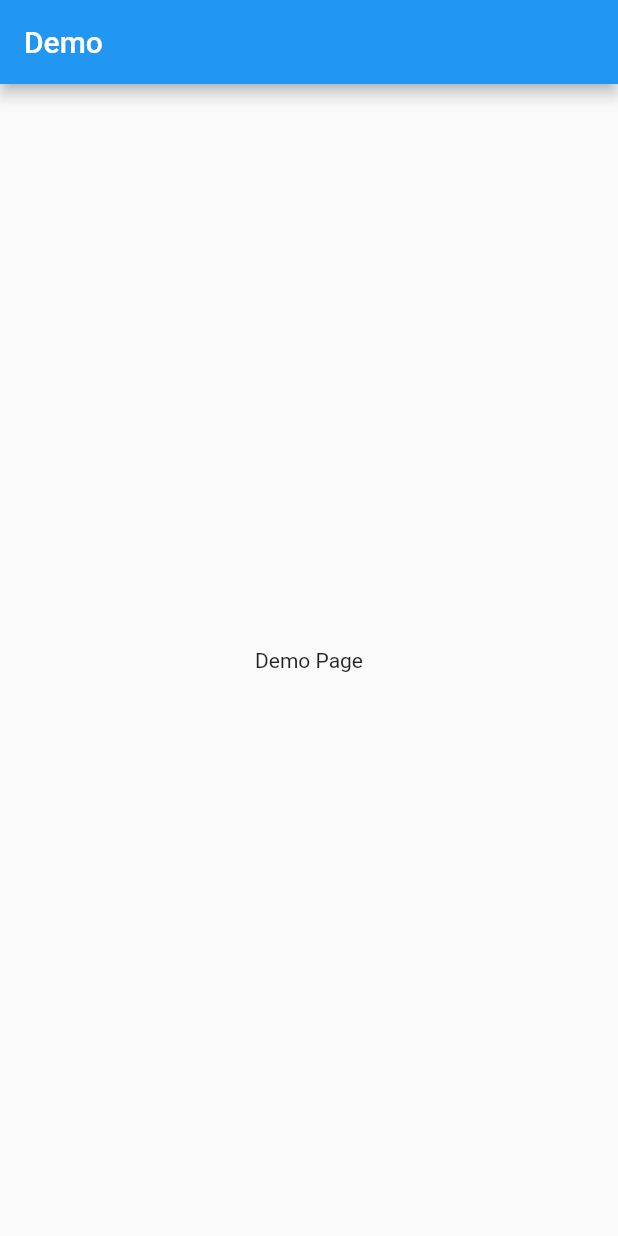
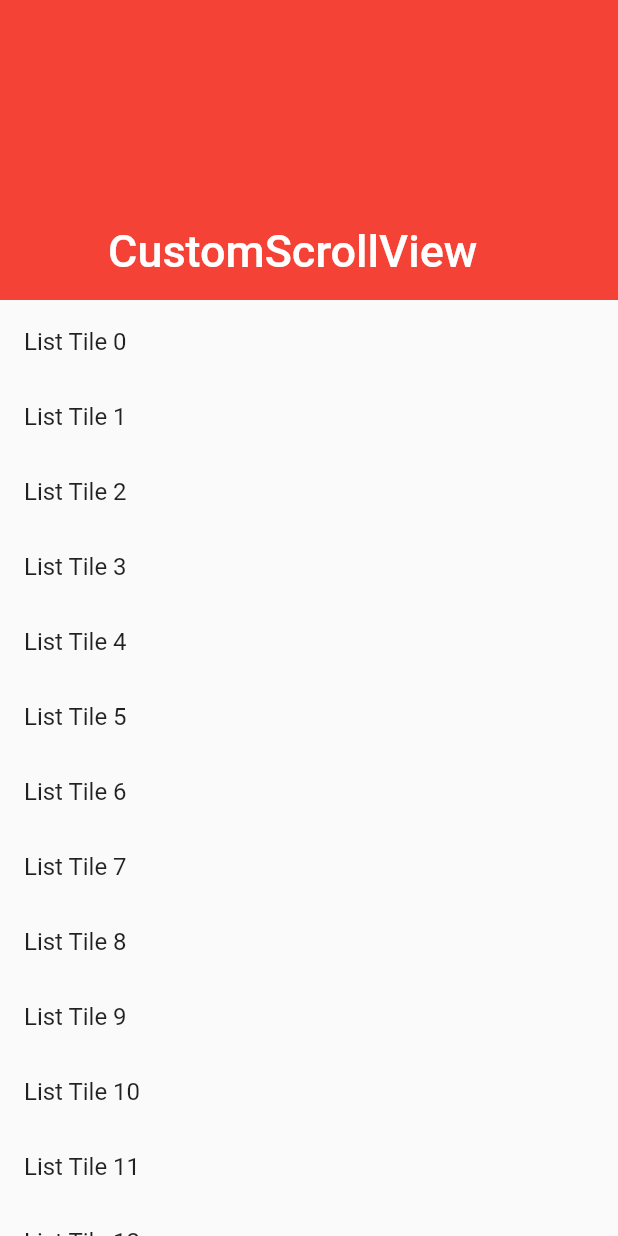
Before and after one commit to trey-a-hope/Demos, a Flutter app: the screen it shows after launch, on a phone screen of 412 x 824 dp. Run offline on Flutter 3.47's test engine with Material 2 defaults, Android fonts, the phone set to English and light mode, and no system bars.

Commit message:
* Added CustomScrollView.

```diff
--- a/lib/demo_page.dart
+++ b/lib/demo_page.dart
@@ -14,11 +14,27 @@ class _DemoPageState extends State<DemoPage> {
   @override
   Widget build(BuildContext context) {
     return Scaffold(
-      appBar: AppBar(
-        title: Text('Demo'),
-      ),
-      body: Center(
-        child: Text('Demo Page'),
+      body: CustomScrollView(
+        slivers: <Widget>[
+          const SliverAppBar(
+            pinned: true,
+            backgroundColor: Colors.red,
+            expandedHeight: 200.0,
+            flexibleSpace: FlexibleSpaceBar(
+              title: Text('CustomScrollView'),
+            ),
+          ),
+          SliverFixedExtentList(
+            itemExtent: 50.0,
+            delegate: SliverChildBuilderDelegate(
+              (BuildContext context, int index) {
+                return ListTile(
+                  title: Text('List Tile $index'),
+                );
+              },
+            ),
+          ),
+        ],
       ),
     );
   }
```
